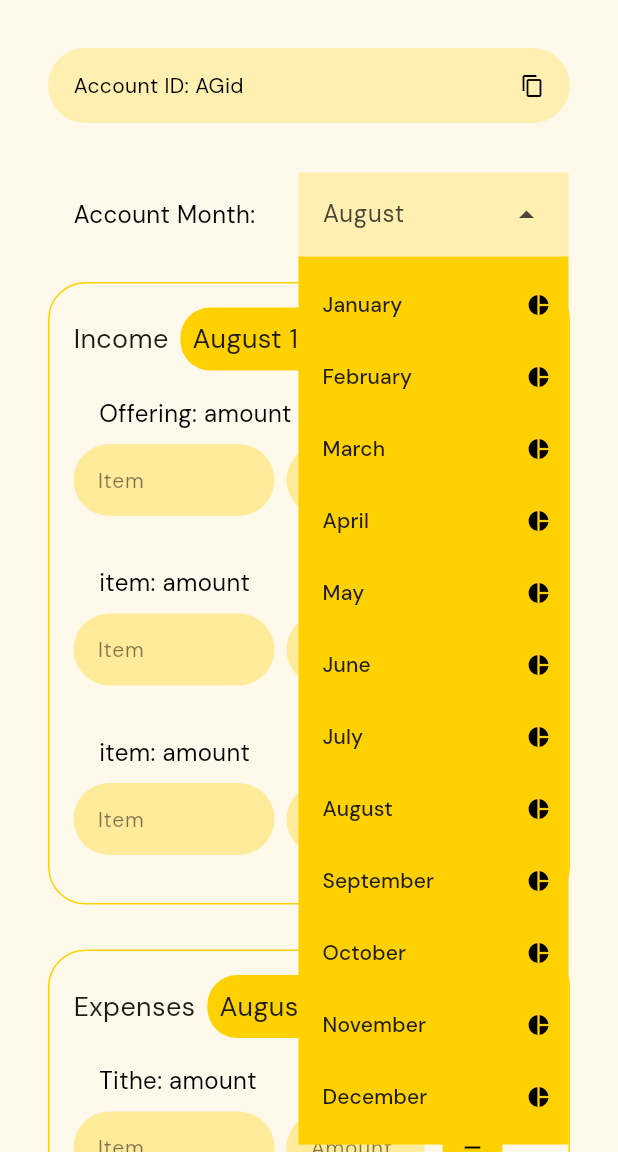
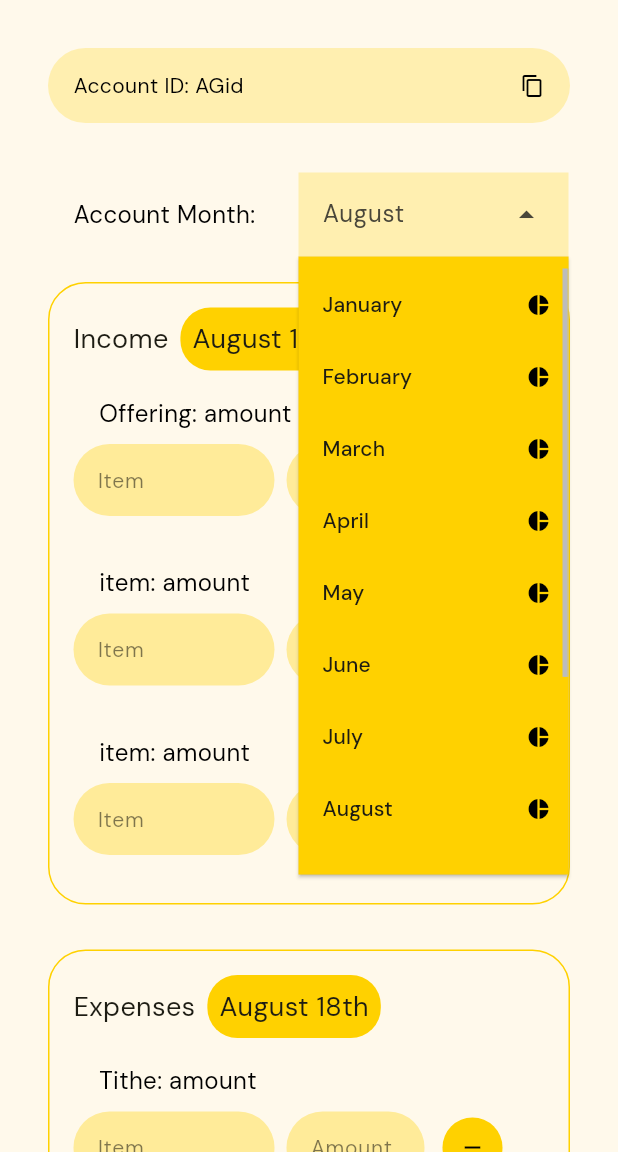
Before and after one commit to semadr/churchly, a Flutter app: the screen it shows after launch, after a tap on "August", on a phone screen of 412 x 824 dp, the part 84-1236 px from its top. Run offline on Flutter 3.47's test engine with Material 3 defaults, Android fonts, the phone set to English and light mode, and no system bars; our stand-ins replace equatable, flutter_bloc.

Commit message:
"update account month"

```diff
--- a/lib/src/churchly/presentation/screens/responsive/finance_view.dart
+++ b/lib/src/churchly/presentation/screens/responsive/finance_view.dart
@@ -17,7 +17,7 @@ class FinanceView extends StatelessWidget {
   Widget build(BuildContext context) {
     DColors dColors = DColors();
     DFonts dFonts = DFonts();
-    // final dWidth = MediaQuery.of(context).size.width;
+
     // final dHeight = MediaQuery.of(context).size.height;
 
     return BlocProvider(
--- a/lib/src/churchly/presentation/widgets/d_amount_pick.dart
+++ b/lib/src/churchly/presentation/widgets/d_amount_pick.dart
@@ -1,6 +1,7 @@
 import 'package:churchly/src/churchly/data/models/account_month.dart';
 import 'package:churchly/src/core/constants/dcolors.dart';
 import 'package:churchly/src/core/constants/dfonts.dart';
+import 'package:flutter/foundation.dart';
 import 'package:flutter/material.dart';
 
 class DMonthPick extends StatelessWidget {
@@ -15,9 +16,9 @@ class DMonthPick extends StatelessWidget {
 
   @override
   Widget build(BuildContext context) {
+    final dHeight = MediaQuery.of(context).size.height;
     return Padding(
-      padding:
-          const EdgeInsets.only(left: 32.0, right: 32.0, bottom: 16.0),
+      padding: const EdgeInsets.only(left: 32.0, right: 32.0, bottom: 16.0),
       child: Container(
         decoration: BoxDecoration(
           borderRadius: const BorderRadius.all(Radius.circular(25.0)),
@@ -41,6 +42,12 @@ class DMonthPick extends StatelessWidget {
               ),
             ),
             DropdownMenu(
+              onSelected: (value) {
+                if (kDebugMode) {
+                  print(value);
+                }
+              },
+              menuHeight: dHeight - (dHeight / 2),
               width: 180.0,
               hintText: 'August',
               enabled: true,
@@ -53,8 +60,7 @@ class DMonthPick extends StatelessWidget {
                     width: 0.0,
                     style: BorderStyle.solid,
                   ),
-                  borderRadius:
-                      const BorderRadius.all(Radius.circular(0.0)),
+                  borderRadius: const BorderRadius.all(Radius.circular(0.0)),
                 ),
                 enabledBorder: OutlineInputBorder(
                   borderSide: BorderSide(
@@ -62,12 +68,11 @@ class DMonthPick extends StatelessWidget {
                     width: 0.0,
                     style: BorderStyle.solid,
                   ),
-                  borderRadius:
-                      const BorderRadius.all(Radius.circular(0.0)),
+                  borderRadius: const BorderRadius.all(Radius.circular(0.0)),
                 ),
               ),
               menuStyle: MenuStyle(
-                elevation: const MaterialStatePropertyAll(0.0),
+                elevation: const MaterialStatePropertyAll(1.0),
                 side: MaterialStatePropertyAll(
                   BorderSide(
                     color: dColors.dSecondaryColor.withOpacity(.25),
```
